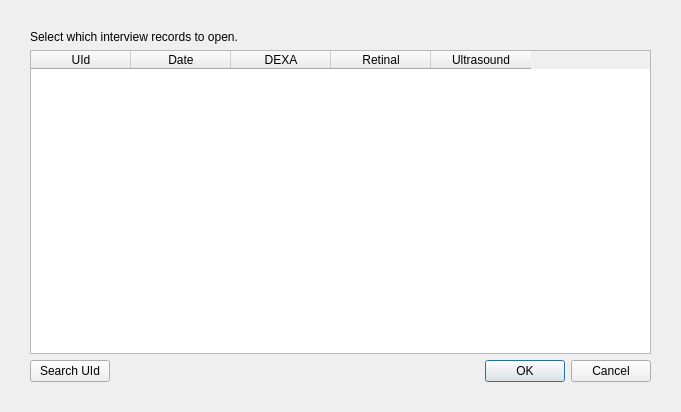
patrickdemond/Alder, file api/interface/qt/QSelectInterviewDialog.ui: the form before one commit.
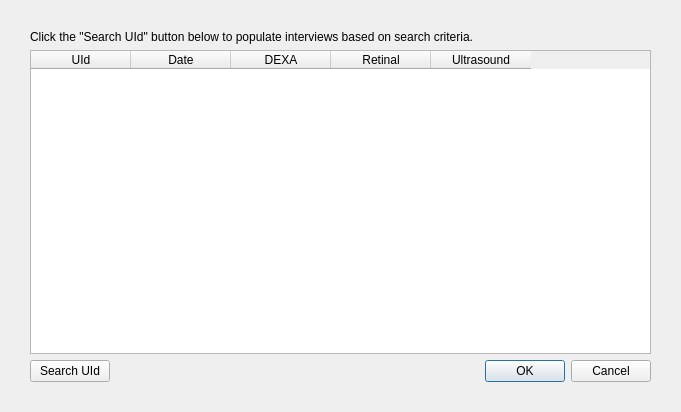
The form after the commit.

The edit to the form file:
```diff
--- a/api/interface/qt/QSelectInterviewDialog.ui
+++ b/api/interface/qt/QSelectInterviewDialog.ui
@@ -23,7 +23,7 @@
    <item>
     <widget class="QLabel" name="label">
      <property name="text">
-      <string>Select which interview records to open.</string>
+      <string>Click the &quot;Search UId&quot; button below to populate interviews based on search criteria.</string>
      </property>
     </widget>
    </item>
```
